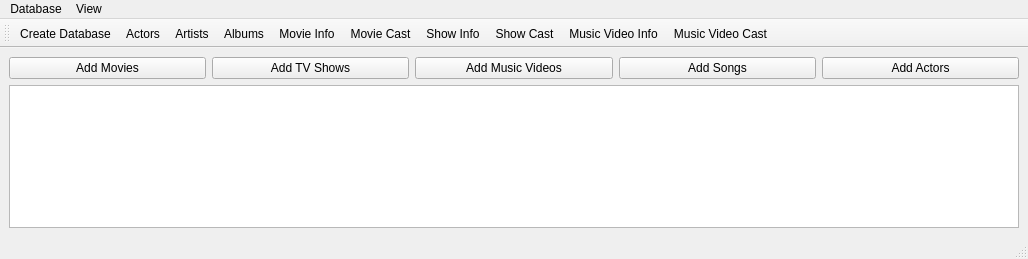
Qt form dbmainwindow.ui (Zakhrov/WebPhonon) before a commit.
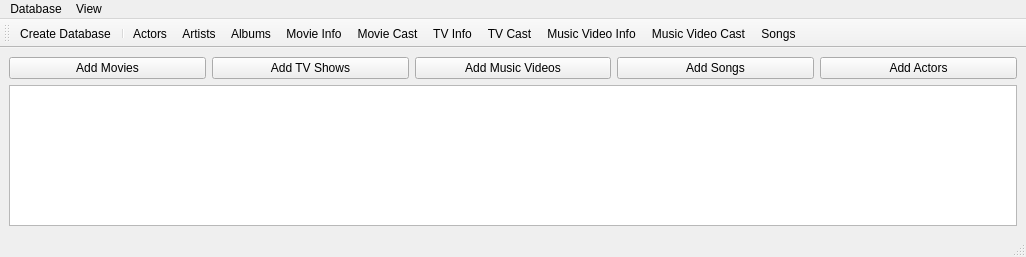
The same form after that commit. Icons and pictures are not drawn.

Commit message: add separator between connect and add

```diff
--- a/dbmainwindow.ui
+++ b/dbmainwindow.ui
@@ -6,8 +6,8 @@
    <rect>
     <x>0</x>
     <y>0</y>
-    <width>1028</width>
-    <height>259</height>
+    <width>1026</width>
+    <height>257</height>
    </rect>
   </property>
   <property name="windowTitle">
@@ -72,7 +72,7 @@
     <rect>
      <x>0</x>
      <y>0</y>
-     <width>1028</width>
+     <width>1026</width>
      <height>22</height>
     </rect>
    </property>
@@ -130,6 +130,7 @@
     <bool>false</bool>
    </attribute>
    <addaction name="actionCreate_Database"/>
+   <addaction name="separator"/>
    <addaction name="actionActors"/>
    <addaction name="actionArtists"/>
    <addaction name="actionAlbums"/>
@@ -139,6 +140,7 @@
    <addaction name="actionShow_Cast"/>
    <addaction name="actionMusic_Video_Info"/>
    <addaction name="actionMusic_Video_Cast"/>
+   <addaction name="actionSongs"/>
   </widget>
   <action name="actionCreate_Database">
    <property name="text">
@@ -180,12 +182,18 @@
   </action>
   <action name="actionShow_Info">
    <property name="text">
-    <string>Show Info</string>
+    <string>TV Info</string>
+   </property>
+   <property name="toolTip">
+    <string>TV Info</string>
    </property>
   </action>
   <action name="actionShow_Cast">
    <property name="text">
-    <string>Show Cast</string>
+    <string>TV Cast</string>
+   </property>
+   <property name="toolTip">
+    <string>TV Cast</string>
    </property>
   </action>
   <action name="actionMusic_Video_Info">
```
